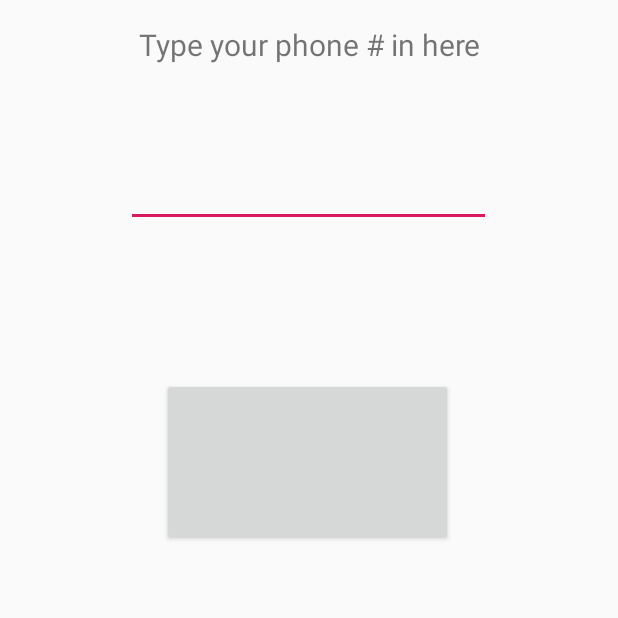
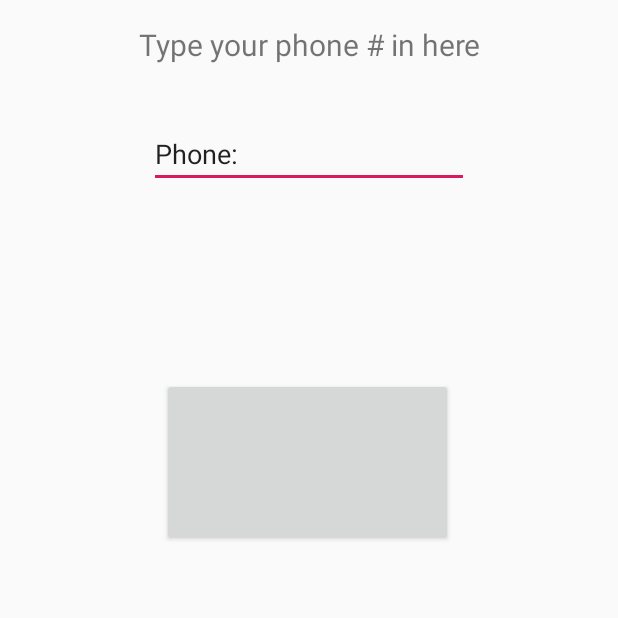
Before and after one commit to SelecTunes/SelecTunes, an Android app: the screen it shows after launch (PhoneNumberExperiment), on a phone screen of 412 x 824 dp, the top half of it. Run offline under Robolectric (Android 15) with nearby library versions, the phone set to English and light mode, and no system bars; our stand-ins replace navigation-ui.

Commit message:
Made one more edit to fix variable name descrepemcy

```diff
--- a/Experiments/Josh/app/src/main/java/cs309/selectunes/PhoneNumberExperiment.kt
+++ b/Experiments/Josh/app/src/main/java/cs309/selectunes/PhoneNumberExperiment.kt
@@ -15,7 +15,7 @@ class PhoneNumberExperiment : AppCompatActivity() {
         val sendNum = findViewById<Button>(R.id.button_id)
         sendNum.setOnClickListener {
             val changeActivity = Intent(this, experiment1::class.java)
-            changeActivity.putExtra("Phone Number: ", findViewById<EditText>(R.id.phone_number).text.toString())
+            changeActivity.putExtra("PhoneNumber", findViewById<EditText>(R.id.phone_number).text.toString())
             startActivity(changeActivity)
         }
     }
--- a/Experiments/Josh/app/src/main/java/cs309/selectunes/experiment1.kt
+++ b/Experiments/Josh/app/src/main/java/cs309/selectunes/experiment1.kt
@@ -11,7 +11,7 @@ class experiment1 : AppCompatActivity()
         super.onCreate(instanceState)
         setContentView(R.layout.fragment_home)
         val textBox = findViewById<TextView>(R.id.text_home)
-        textBox.text = intent.getStringExtra("Phone Number:")
+        textBox.text = intent.getStringExtra("PhoneNumber")
     }
 
 
--- a/Experiments/Josh/app/src/main/res/layout/fragment_gallery.xml
+++ b/Experiments/Josh/app/src/main/res/layout/fragment_gallery.xml
@@ -34,14 +34,14 @@
 
     <EditText
         android:id="@+id/phone_number"
-        android:layout_width="243dp"
-        android:layout_height="91dp"
-        android:layout_marginStart="84dp"
-        android:layout_marginTop="60dp"
+        android:layout_width="wrap_content"
+        android:layout_height="wrap_content"
+        android:layout_marginStart="99dp"
+        android:layout_marginTop="80dp"
         android:ems="10"
         android:inputType="phone"
-        android:paddingLeft="20px"
-        android:paddingTop="800px"
+        android:text="Phone:"
         app:layout_constraintStart_toStartOf="parent"
         app:layout_constraintTop_toTopOf="parent" />
+
 </androidx.constraintlayout.widget.ConstraintLayout>
```
